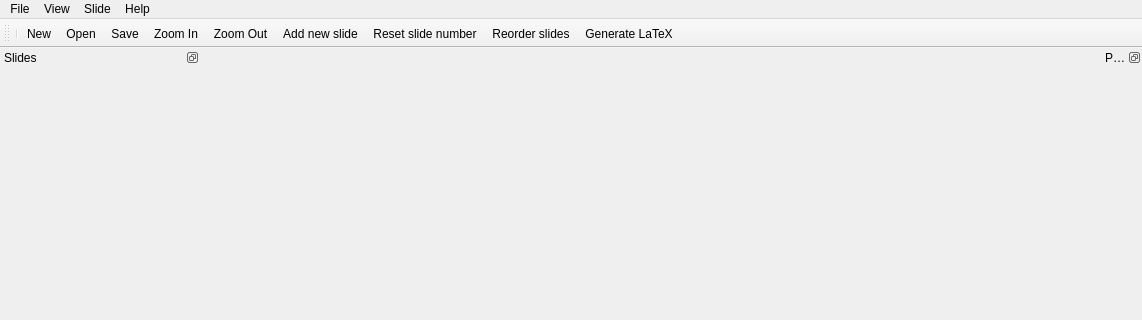
Old version of the form gui/MainWindow.ui in the repository acroper/BeamerQt; both pictures show x 0 to 1142 and y 0 to 320 of the 1142 by 799 pixel window.
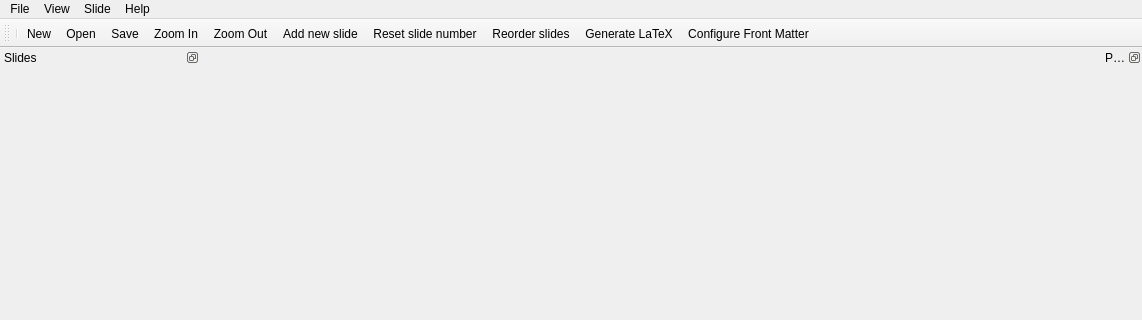
New version of the form.

Commit message: Activating dialog for front matter

Patch:
```diff
--- a/gui/MainWindow.ui
+++ b/gui/MainWindow.ui
@@ -199,6 +199,7 @@
    <addaction name="actionReset_slide_number"/>
    <addaction name="actionReorder_slides"/>
    <addaction name="actionGenerateLaTeX"/>
+   <addaction name="actionFrontMatter"/>
   </widget>
   <action name="actionNew_File">
    <property name="text">
@@ -265,6 +266,11 @@
     <string>Generate LaTeX</string>
    </property>
   </action>
+  <action name="actionFrontMatter">
+   <property name="text">
+    <string>Configure Front Matter</string>
+   </property>
+  </action>
  </widget>
  <resources/>
  <connections/>
```
The commit also changes 4 other files.
